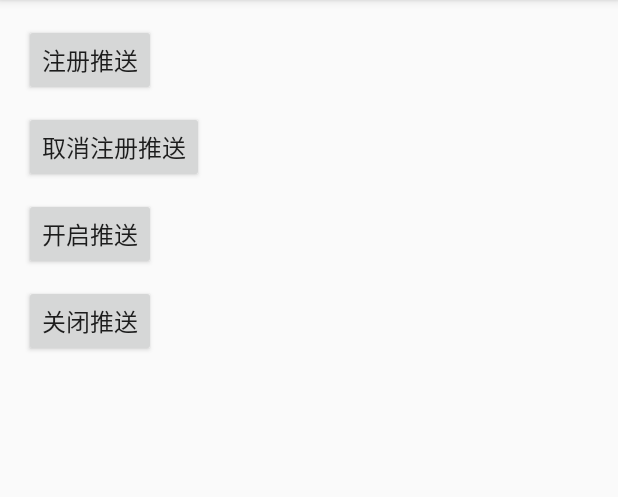
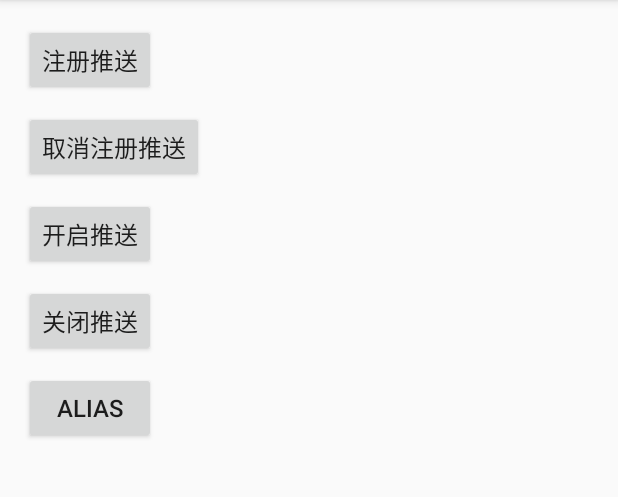
Before and after one commit to jiang111/AndroidPush, an Android app: the screen it shows after launch (MainActivity), after a tap on "注册推送", on a phone screen of 412 x 824 dp, the part 84-581 px from its top. Run offline under Robolectric (Android 15) with nearby library versions, the phone set to English and light mode, and no system bars; libraries missing offline, so code that uses them is left out: cn.jpush.android, com.huawei.android, com.meizu.cloud, com.xiaomi.channel, com.xiaomi.mipush; network calls fail; 3 statements that could not run were skipped.

Commit message:
fix flyme bug

```diff
--- a/app/src/main/java/com/jiang/android/pushdemo/MainActivity.java
+++ b/app/src/main/java/com/jiang/android/pushdemo/MainActivity.java
@@ -75,6 +75,7 @@ public class MainActivity extends AppCompatActivity implements View.OnClickListe
             addData("alias: " + alias);
         }
     };
+    private AppCompatButton alias;
 
     @Override
     protected void onCreate(Bundle savedInstanceState) {
@@ -99,7 +100,9 @@ public class MainActivity extends AppCompatActivity implements View.OnClickListe
         open = (AppCompatButton) findViewById(R.id.open);
         open.setOnClickListener(this);
         close = (AppCompatButton) findViewById(R.id.close);
+        alias = (AppCompatButton) findViewById(R.id.alias);
         close.setOnClickListener(this);
+        alias.setOnClickListener(this);
         recyclerView = (RecyclerView) findViewById(R.id.rv);
 
         mDatas.add("--------- log ----------");
@@ -144,6 +147,10 @@ public class MainActivity extends AppCompatActivity implements View.OnClickListe
                 Push.pause(this);
                 toast("开始暂停");
                 break;
+            case R.id.alias:
+                Push.setAlias(this, "haha");
+                toast("alias");
+                break;
         }
 
     }
--- a/app/src/main/res/layout/activity_main.xml
+++ b/app/src/main/res/layout/activity_main.xml
@@ -42,6 +42,13 @@
         android:layout_marginBottom="10dp"
         android:id="@+id/close"
         android:layout_height="wrap_content" />
+    <android.support.v7.widget.AppCompatButton
+        android:layout_width="wrap_content"
+        android:text="Alias"
+        android:textSize="16sp"
+        android:layout_marginBottom="10dp"
+        android:id="@+id/alias"
+        android:layout_height="wrap_content" />
 
     <android.support.v7.widget.RecyclerView
         android:layout_width="match_parent"
--- a/push/src/main/java/com/jiang/android/push/Push.java
+++ b/push/src/main/java/com/jiang/android/push/Push.java
@@ -224,6 +224,7 @@ public class Push {
                 public void gotResult(int i, String s, Set<String> set) {
                     if (i == 0) { // 这里极光规定0代表成功
                         if (JPushReceiver.getPushInterface() != null) {
+                            L.i("JPushInterface.setAlias");
                             JPushReceiver.getPushInterface().onAlias(context, s);
 
                         }
--- a/push/src/main/java/com/jiang/android/push/utils/RomUtil.java
+++ b/push/src/main/java/com/jiang/android/push/utils/RomUtil.java
@@ -1,9 +1,6 @@
 package com.jiang.android.push.utils;
 
-import android.os.Build;
-
 import java.io.IOException;
-import java.lang.reflect.Method;
 
 
 /**
@@ -16,6 +13,11 @@ public class RomUtil {
     private static final String KEY_MIUI_VERSION_CODE = "ro.miui.ui.version.code";
     private static final String KEY_MIUI_VERSION_NAME = "ro.miui.ui.version.name";
     private static final String KEY_MIUI_INTERNAL_STORAGE = "ro.miui.internal.storage";
+    private static final String KEY_FLYME_ID_FALG_KEY = "ro.build.display.id";
+    private static final String KEY_FLYME_ID_FALG_VALUE_KEYWORD = "Flyme";
+    private static final String KEY_FLYME_ICON_FALG = "persist.sys.use.flyme.icon";
+    private static final String KEY_FLYME_SETUP_FALG = "ro.meizu.setupwizard.flyme";
+    private static final String KEY_FLYME_PUBLISH_FALG = "ro.flyme.published";
 
 
     /**
@@ -57,9 +59,15 @@ public class RomUtil {
      */
     private static boolean isFlyme() {
         try {
-            final Method method = Build.class.getMethod("hasSmartBar");
-            return method != null;
-        } catch (final Exception e) {
+            final BuildProperties prop = BuildProperties.newInstance();
+            /*String rom = "" + prop.getProperty(KEY_MIUI_VERSION_CODE, null) + prop.getProperty(KEY_MIUI_VERSION_NAME, null)+prop.getProperty(KEY_MIUI_INTERNAL_STORAGE, null);
+            Log"Android_Rom", rom);*/
+            return prop.getProperty(KEY_FLYME_ID_FALG_KEY, null) != null
+                    || prop.getProperty(KEY_FLYME_ID_FALG_VALUE_KEYWORD, null) != null
+                    || prop.getProperty(KEY_FLYME_ICON_FALG, null) != null
+                    || prop.getProperty(KEY_FLYME_SETUP_FALG, null) != null
+                    || prop.getProperty(KEY_FLYME_PUBLISH_FALG, null) != null;
+        } catch (final IOException e) {
             return false;
         }
     }
```
Also changed, not shown: push/src/main/java/com/jiang/android/push/flyme/FlymeReceiver.java (+8 -10 lines).
